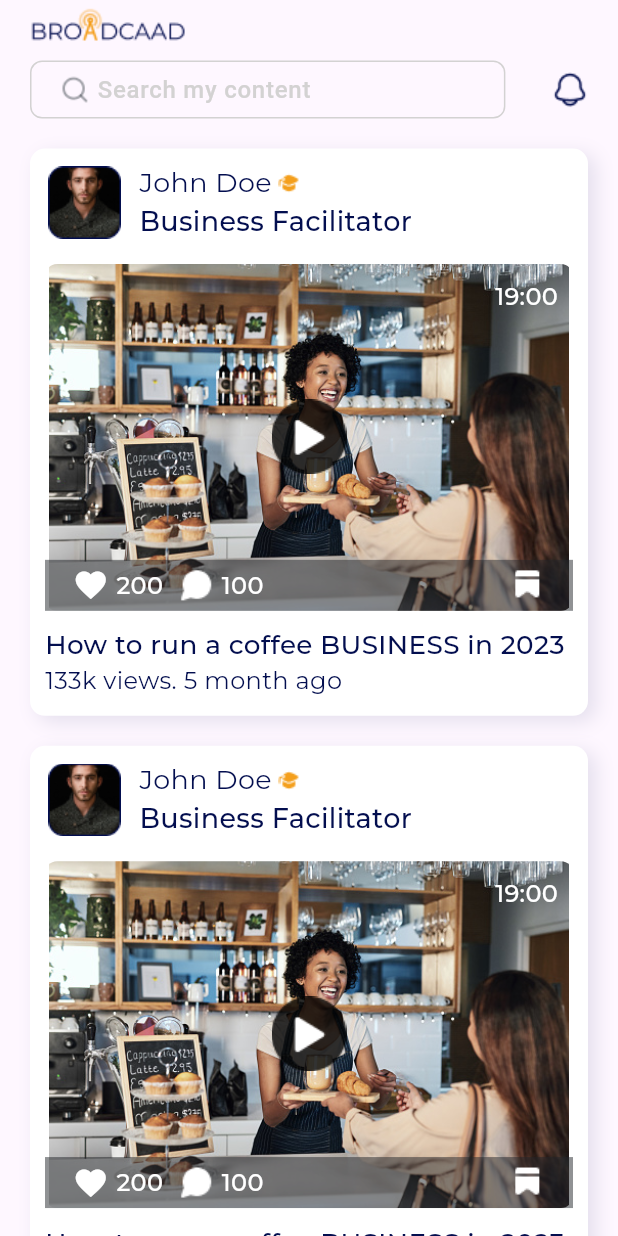
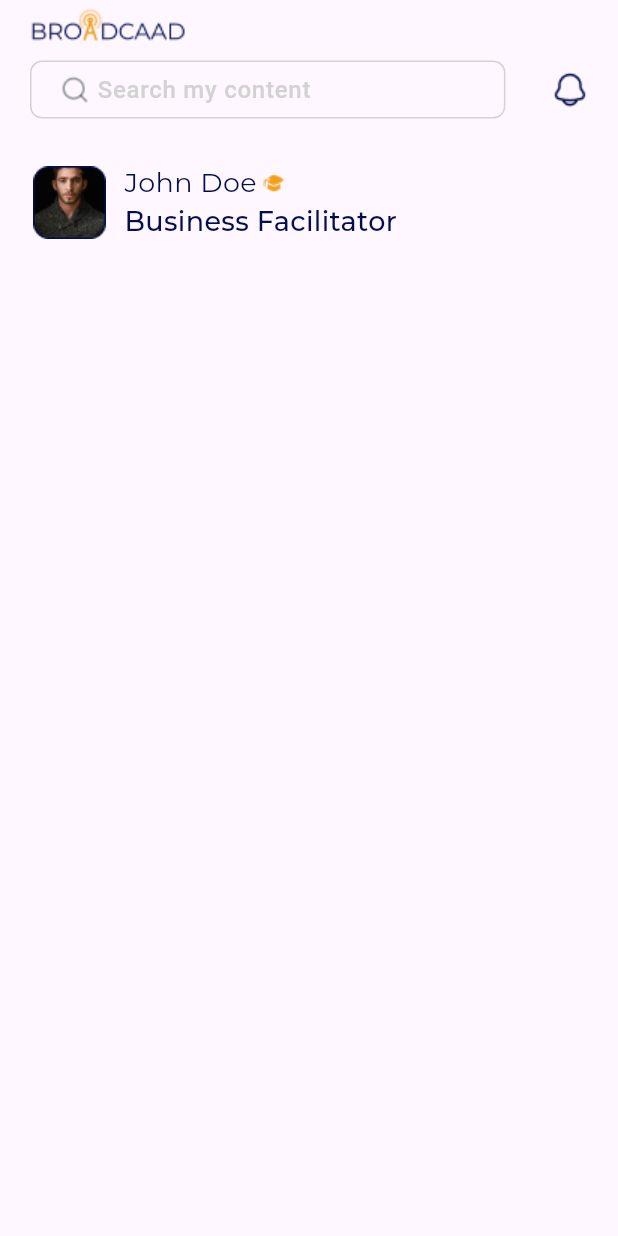
Before and after one commit to thenaijadev/facilitator_, a Flutter app: the HomeScreen screen opened by its route, after a tap on "John Doe", on a phone screen of 412 x 824 dp. Run offline on Flutter 3.47's test engine with Material 3 defaults, Android fonts, the phone set to English and light mode, and no system bars; our stand-ins replace animated_splash_screen, bloc, dio, equatable, flutter_native_splash, google_fonts and 1 more.

Commit message:
home screen two

```diff
--- a/lib/config/router/app_router.dart
+++ b/lib/config/router/app_router.dart
@@ -1,4 +1,5 @@
 import 'package:facilitator/features/auth/presentation/screens/home_screen.dart';
+import 'package:facilitator/features/auth/presentation/screens/home_screen_two.dart';
 import 'package:facilitator/features/auth/presentation/screens/login_signup_screen.dart';
 import 'package:facilitator/features/auth/presentation/screens/splash_screen.dart';
 import 'package:facilitator/features/auth/presentation/screens/welcome_screen.dart';
@@ -57,6 +58,10 @@ class AppRouter {
         return MaterialPageRoute(
           builder: (_) => const HomeScreen(),
         );
+      case Routes.homeScreenTwo:
+        return MaterialPageRoute(
+          builder: (_) => const HomeScreenTwo(),
+        );
 
       default:
         return MaterialPageRoute(
--- a/lib/config/router/routes.dart
+++ b/lib/config/router/routes.dart
@@ -20,6 +20,7 @@ class Routes {
 
 //Home
   static const String home = '/home';
+  static const String homeScreenTwo = '/homeScreenTwo';
 
   //Store
   static const String firstStoreCreation = '/firstStoreCreation';
--- a/lib/features/auth/presentation/screens/home_screen.dart
+++ b/lib/features/auth/presentation/screens/home_screen.dart
@@ -1,6 +1,8 @@
+import 'package:facilitator/config/router/routes.dart';
 import 'package:facilitator/features/auth/presentation/widgets/facilitator_card_widget.dart';
 import 'package:facilitator/features/auth/presentation/widgets/navbar_widget.dart';
 import 'package:flutter/material.dart';
+import 'package:flutter/widgets.dart';
 
 class HomeScreen extends StatelessWidget {
   const HomeScreen({super.key});
@@ -17,7 +19,11 @@ class HomeScreen extends StatelessWidget {
                 children: [
                   const NavbarWidget(),
                   const SizedBox(height: 20),
-                  FacilitatorCard(
+                  GestureDetector(
+                    onTap: () {
+                      Navigator.pushNamed(context, Routes.homeScreenTwo);
+                    },
+                    child: const FacilitatorCard(
                       name: 'John Doe',
                       profileImage: 'assets/images/John_doe.png',
                       businesstitle: 'Business Facilitator',
@@ -28,10 +34,10 @@ class HomeScreen extends StatelessWidget {
                       numberOfViews: '133k views',
                       lastUploaded: '5 month ago',
                       businessVideo: 'assets/images/coffee_shop.jpg',
-                    onTap: () {},
+                    ),
                   ),
                   const SizedBox(height: 20),
-                  FacilitatorCard(
+                  const FacilitatorCard(
                     name: 'John Doe',
                     profileImage: 'assets/images/John_doe.png',
                     businesstitle: 'Business Facilitator',
@@ -42,7 +48,6 @@ class HomeScreen extends StatelessWidget {
                     numberOfViews: '133k views',
                     lastUploaded: '5 month ago',
                     businessVideo: 'assets/images/coffee_shop.jpg',
-                    onTap: () {},
                   ),
                 ],
               ),
--- /dev/null
+++ b/lib/features/auth/presentation/screens/home_screen_two.dart
@@ -0,0 +1,34 @@
+import 'package:facilitator/features/auth/presentation/widgets/navbar_widget.dart';
+import 'package:facilitator/features/auth/presentation/widgets/profile_header_card_widget.dart';
+import 'package:flutter/material.dart';
+
+class HomeScreenTwo extends StatelessWidget {
+  const HomeScreenTwo({super.key});
+
+  @override
+  Widget build(BuildContext context) {
+    return Scaffold(
+      body: SafeArea(
+        child: ListView(
+          children: const [
+            Padding(
+              padding: EdgeInsets.symmetric(horizontal: 20),
+              child: Column(
+                children: [
+                  NavbarWidget(),
+                  SizedBox(height: 30),
+                  ProfileHeaderCard(
+                    profileImage: 'assets/images/John_doe.png',
+                    name: 'John Doe',
+                    businesstitle: 'Business Facilitator',
+                  ),
+                  SizedBox(height: 30),
+                ],
+              ),
+            ),
+          ],
+        ),
+      ),
+    );
+  }
+}
--- a/lib/features/auth/presentation/widgets/facilitator_card_widget.dart
+++ b/lib/features/auth/presentation/widgets/facilitator_card_widget.dart
@@ -1,6 +1,6 @@
-import 'package:facilitator/core/constants/app_colors.dart';
 import 'package:facilitator/core/utils/size_config.dart';
 import 'package:facilitator/core/widgets/text_widget.dart';
+import 'package:facilitator/features/auth/presentation/widgets/profile_header_card_widget.dart';
 import 'package:flutter/material.dart';
 
 class FacilitatorCard extends StatelessWidget {
@@ -16,7 +16,6 @@ class FacilitatorCard extends StatelessWidget {
     required this.numberOfViews,
     required this.lastUploaded,
     required this.businessVideo,
-    required this.onTap,
   });
 
   final String name;
@@ -29,13 +28,10 @@ class FacilitatorCard extends StatelessWidget {
   final String numberOfViews;
   final String lastUploaded;
   final String businessVideo;
-  final VoidCallback onTap;
 
   @override
   Widget build(BuildContext context) {
-    return GestureDetector(
-      onTap: onTap,
-      child: Container(
+    return Container(
       width: SizeConfig.getProportionateScreenWidth(
           context: context, inputWidth: 410),
       height: SizeConfig.getProportionateScreenHeight(
@@ -54,46 +50,10 @@ class FacilitatorCard extends StatelessWidget {
       child: Column(
         crossAxisAlignment: CrossAxisAlignment.start,
         children: [
-            Row(
-              children: [
-                SizedBox(
-                  height: SizeConfig.getProportionateScreenHeight(
-                      context: context, inputHeight: 50),
-                  width: SizeConfig.getProportionateScreenWidth(
-                      context: context, inputWidth: 50),
-                  child: Image.asset(profileImage),
-                ),
-                const SizedBox(width: 10),
-                Column(
-                  crossAxisAlignment: CrossAxisAlignment.start,
-                  children: [
-                    Row(
-                      children: [
-                        TextWidget(
-                          text: name,
-                          fontSize: 18,
-                          fontWeight: FontWeight.w400,
-                        ),
-                        const SizedBox(width: 3.5),
-                        SizedBox(
-                          width: SizeConfig.getProportionateScreenWidth(
-                              context: context, inputWidth: 15),
-                          height: SizeConfig.getProportionateScreenHeight(
-                              context: context, inputHeight: 15),
-                          child: Image.asset('assets/images/academic_cap.png'),
-                        ),
-                      ],
-                    ),
-                    TextWidget(
-                      text: businesstitle,
-                      fontSize: 18,
-                      fontWeight: FontWeight.w500,
-                      color: AppColors.primary,
-                    ),
-                  ],
-                ),
-              ],
-            ),
+          ProfileHeaderCard(
+              profileImage: profileImage,
+              name: name,
+              businesstitle: businesstitle),
           const SizedBox(height: 15),
           Container(
             width: SizeConfig.getProportionateScreenWidth(
@@ -125,8 +85,8 @@ class FacilitatorCard extends StatelessWidget {
                 ),
                 Image.asset('assets/images/play.png'),
                 Container(
-                    padding: const EdgeInsets.symmetric(
-                        vertical: 5, horizontal: 18.5),
+                  padding:
+                      const EdgeInsets.symmetric(vertical: 5, horizontal: 18.5),
                   decoration: const BoxDecoration(
                     color: Color.fromRGBO(33, 36, 41, 0.5),
                   ),
@@ -189,7 +149,6 @@ class FacilitatorCard extends StatelessWidget {
           )
         ],
       ),
-      ),
     );
   }
 }
--- /dev/null
+++ b/lib/features/auth/presentation/widgets/profile_header_card_widget.dart
@@ -0,0 +1,61 @@
+import 'package:facilitator/core/constants/app_colors.dart';
+import 'package:facilitator/core/utils/size_config.dart';
+import 'package:facilitator/core/widgets/text_widget.dart';
+import 'package:flutter/material.dart';
+
+class ProfileHeaderCard extends StatelessWidget {
+  const ProfileHeaderCard({
+    super.key,
+    required this.profileImage,
+    required this.name,
+    required this.businesstitle,
+  });
+
+  final String profileImage;
+  final String name;
+  final String businesstitle;
+
+  @override
+  Widget build(BuildContext context) {
+    return Row(
+      children: [
+        SizedBox(
+          height: SizeConfig.getProportionateScreenHeight(
+              context: context, inputHeight: 50),
+          width: SizeConfig.getProportionateScreenWidth(
+              context: context, inputWidth: 50),
+          child: Image.asset(profileImage),
+        ),
+        const SizedBox(width: 10),
+        Column(
+          crossAxisAlignment: CrossAxisAlignment.start,
+          children: [
+            Row(
+              children: [
+                TextWidget(
+                  text: name,
+                  fontSize: 18,
+                  fontWeight: FontWeight.w400,
+                ),
+                const SizedBox(width: 3.5),
+                SizedBox(
+                  width: SizeConfig.getProportionateScreenWidth(
+                      context: context, inputWidth: 15),
+                  height: SizeConfig.getProportionateScreenHeight(
+                      context: context, inputHeight: 15),
+                  child: Image.asset('assets/images/academic_cap.png'),
+                ),
+              ],
+            ),
+            TextWidget(
+              text: businesstitle,
+              fontSize: 18,
+              fontWeight: FontWeight.w500,
+              color: AppColors.primary,
+            ),
+          ],
+        ),
+      ],
+    );
+  }
+}
```
Lines whose indentation alone changed are shown as unchanged.
